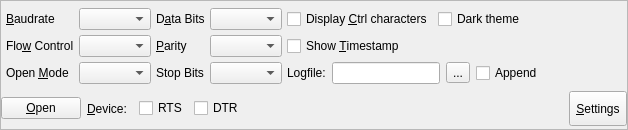
This is controlpanel.ui in michal-narajowski/CuteCom as Qt 5 draws it before an edit. The edited form follows.
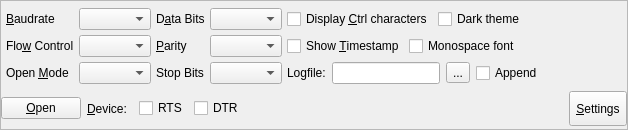
This is the edited form. Custom widgets are drawn as their Qt base class.

Commit message: Added monospace option to settings and cpanel

Patch:
```diff
--- a/controlpanel.ui
+++ b/controlpanel.ui
@@ -101,11 +101,35 @@
       </layout>
      </item>
      <item row="1" column="4">
+      <layout class="QHBoxLayout" name="horizontalLayout_3">
+       <item>
       <widget class="QCheckBox" name="m_check_timestamp">
        <property name="text">
         <string>Show &amp;Timestamp</string>
        </property>
       </widget>
+       </item>
+       <item>
+        <widget class="QCheckBox" name="m_check_monoFont">
+         <property name="text">
+          <string>Monospace font</string>
+         </property>
+        </widget>
+       </item>
+       <item>
+        <spacer name="horizontalSpacer_4">
+         <property name="orientation">
+          <enum>Qt::Horizontal</enum>
+         </property>
+         <property name="sizeHint" stdset="0">
+          <size>
+           <width>40</width>
+           <height>20</height>
+          </size>
+         </property>
+        </spacer>
+       </item>
+      </layout>
      </item>
      <item row="1" column="1">
       <widget class="QComboBox" name="m_combo_flowControl"/>
```
Lines whose indentation alone changed are shown as unchanged. The commit also changes 3 other files.
